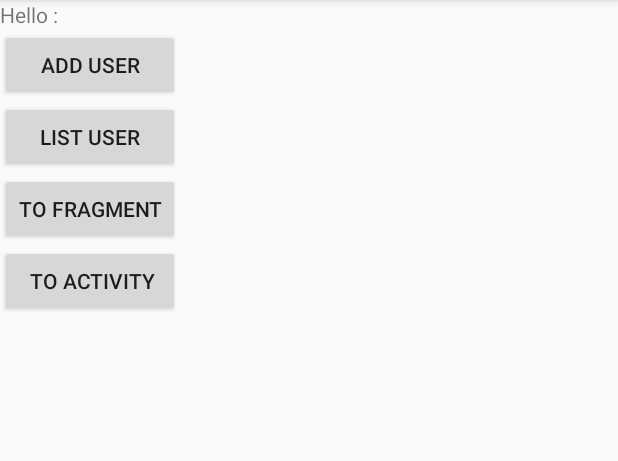
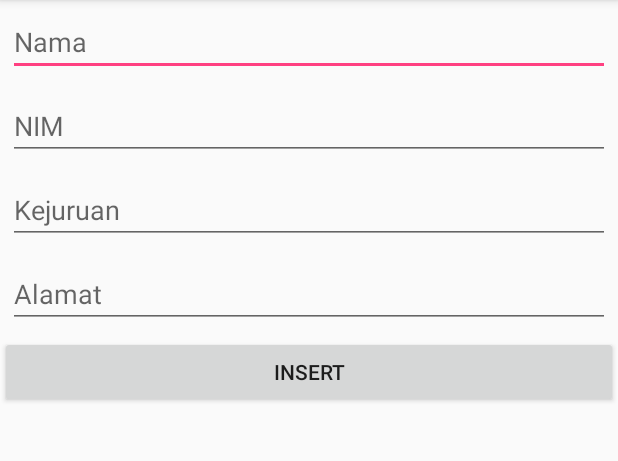
Before and after one commit to vikiyanaharis/belajar-android-gitgit, an Android app: the MainActivity screen opened directly, with no data from a screen before it, after a tap on "ADD USER", on a phone screen of 412 x 824 dp, the part 84-545 px from its top. Run offline under Robolectric (Android 15) with nearby library versions, the phone set to English and light mode, and no system bars; 1 statement that could not run was skipped.

Commit message:
belajar adduser

```diff
--- a/app/src/main/AndroidManifest.xml
+++ b/app/src/main/AndroidManifest.xml
@@ -20,6 +20,8 @@
         <activity android:name=".Main3Activity" />
         <activity android:name=".Main2Activity" />
         <activity android:name=".splashActivity"></activity>
+        <activity android:name=".activity.AddUserActivity"></activity>
+        <activity android:name=".activity.DetailActivity"></activity>
     </application>
 
 </manifest>
--- a/app/src/main/java/com/orinovel/myapplication/MainActivity.java
+++ b/app/src/main/java/com/orinovel/myapplication/MainActivity.java
@@ -5,6 +5,9 @@ import android.support.v7.app.AppCompatActivity;
 import android.os.Bundle;
 import android.view.View;
 import android.widget.TextView;
+
+import com.orinovel.myapplication.activity.AddUserActivity;
+import com.orinovel.myapplication.activity.DetailActivity;
 
 public class MainActivity extends AppCompatActivity {
 
@@ -25,9 +28,13 @@ public class MainActivity extends AppCompatActivity {
 
 
     public void adds(View view) {
+        Intent intent = new Intent(MainActivity.this, AddUserActivity.class);
+        startActivity(intent);
     }
 
     public void list(View view) {
+        Intent intent = new Intent(MainActivity.this, DetailActivity.class);
+        startActivity(intent);
     }
 
     public void kefrag(View view) {
--- /dev/null
+++ b/app/src/main/java/com/orinovel/myapplication/activity/AddUserActivity.java
@@ -0,0 +1,57 @@
+package com.orinovel.myapplication.activity;
+
+import android.content.Intent;
+import android.os.Bundle;
+import android.support.v7.app.AppCompatActivity;
+import android.view.View;
+import android.widget.Button;
+import android.widget.EditText;
+import android.widget.Toast;
+
+import com.orinovel.myapplication.R;
+import com.orinovel.myapplication.room.Mahasiswa;
+import com.orinovel.myapplication.room.Mahasiswa;
+
+import static com.orinovel.myapplication.AppApplication.db;
+
+public class AddUserActivity extends AppCompatActivity {
+
+    private Button insertData;
+    private EditText etAlamat;
+    private EditText etKejuruan;
+    private EditText etNama;
+    private EditText etNim;
+    Mahasiswa mahasiswa;
+
+    @Override
+    protected void onCreate(Bundle savedInstanceState) {
+        super.onCreate(savedInstanceState);
+        setContentView(R.layout.activity_add_user);
+
+        insertData = findViewById(R.id.btInsert);
+        etAlamat = findViewById(R.id.etAlamat);
+        etKejuruan = findViewById(R.id.etKejuruan);
+        etNim = findViewById(R.id.etNim);
+        etNama = findViewById(R.id.etNama);
+
+        insertData.setOnClickListener(new View.OnClickListener() {
+            @Override
+            public void onClick(View v) {
+                if (!etAlamat.getText().toString().isEmpty()&&!etKejuruan.getText().toString().isEmpty()&&
+                        !etNama.getText().toString().isEmpty()&&!etNim.getText().toString().isEmpty()){
+
+                    mahasiswa = new Mahasiswa();
+                    mahasiswa.setAlamat(etAlamat.getText().toString());
+                    mahasiswa.setKejuruan(etKejuruan.getText().toString());
+                    mahasiswa.setNama(etNama.getText().toString());
+                    mahasiswa.setNim(etNim.getText().toString());
+                    //Insert data in database
+                    db.userDao().insertAll(mahasiswa);
+                    startActivity(new Intent(AddUserActivity.this,DetailActivity.class));
+                }else {
+                    Toast.makeText(getApplicationContext(), "Mohon masukkan dengan benar", Toast.LENGTH_SHORT).show();
+                }
+            }
+        });
+    }
+}
--- a/app/src/main/java/com/orinovel/myapplication/util/preferencesHelper.java
+++ b/app/src/main/java/com/orinovel/myapplication/util/preferencesHelper.java
@@ -4,7 +4,7 @@ import android.content.Context;
 import android.content.SharedPreferences;
 
 /**
- * Created by Gustu on 10/11/2018.
+ * Created by Gustu on 10/18/2018.
  */
 
 public class PreferencesHelper {
--- /dev/null
+++ b/app/src/main/res/layout/activity_add_user.xml
@@ -0,0 +1,45 @@
+<?xml version="1.0" encoding="utf-8"?>
+<LinearLayout xmlns:android="http://schemas.android.com/apk/res/android"
+    xmlns:app="http://schemas.android.com/apk/res-auto"
+    xmlns:tools="http://schemas.android.com/tools"
+    android:layout_width="match_parent"
+    android:layout_height="match_parent"
+    android:orientation="vertical"
+    tools:context="com.orinovel.myapplication.activity.AddUserActivity">
+
+    <EditText
+        android:singleLine="true"
+        android:hint="Nama"
+        android:id="@+id/etNama"
+        android:layout_margin="5dp"
+        android:layout_width="match_parent"
+        android:layout_height="wrap_content" />
+    <EditText
+        android:singleLine="true"
+        android:hint="NIM"
+        android:id="@+id/etNim"
+        android:layout_margin="5dp"
+        android:layout_width="match_parent"
+        android:layout_height="wrap_content" />
+    <EditText
+        android:singleLine="true"
+        android:hint="Kejuruan"
+        android:id="@+id/etKejuruan"
+        android:layout_margin="5dp"
+        android:layout_width="match_parent"
+        android:layout_height="wrap_content" />
+    <EditText
+        android:singleLine="true"
+        android:hint="Alamat"
+        android:id="@+id/etAlamat"
+        android:layout_margin="5dp"
+        android:layout_width="match_parent"
+        android:layout_height="wrap_content" />
+
+    <Button
+        android:id="@+id/btInsert"
+        android:layout_width="match_parent"
+        android:layout_height="wrap_content"
+        android:text="Insert"/>
+
+</LinearLayout>
--- a/build.gradle
+++ b/build.gradle
@@ -1,6 +1,7 @@
 // Top-level build file where you can add configuration options common to all sub-projects/modules.
 
 buildscript {
+
     repositories {
         jcenter()
         maven {
@@ -9,7 +10,8 @@ buildscript {
         }
     }
     dependencies {
-        classpath 'com.android.tools.build:gradle:2.3.3'
+        classpath 'com.android.tools.build:gradle:3.1.4'
+
 
         // NOTE: Do not place your application dependencies here; they belong
         // in the individual module build.gradle files
```
Also changed, not shown: app/build.gradle (+24 -13 lines), app/src/main/java/com/orinovel/myapplication/AppApplication.java (added, +20 -0 lines), app/src/main/java/com/orinovel/myapplication/LoginActivity.java (+14 -7 lines), app/src/main/java/com/orinovel/myapplication/activity/DetailActivity.java (added, +64 -0 lines), app/src/main/java/com/orinovel/myapplication/room/AppDatabase.java (added, +9 -0 lines), app/src/main/java/com/orinovel/myapplication/room/Mahasiswa.java (added, +60 -0 lines), app/src/main/java/com/orinovel/myapplication/room/MahasiswaDao.java (added, +32 -0 lines), app/src/main/java/com/orinovel/myapplication/util/RecycleAdapter.java (added, +84 -0 lines), app/src/main/res/layout/activity_detail.xml (added, +14 -0 lines), app/src/main/res/layout/item_mahasiswa.xml (added, +100 -0 lines), gradle/wrapper/gradle-wrapper.properties.
